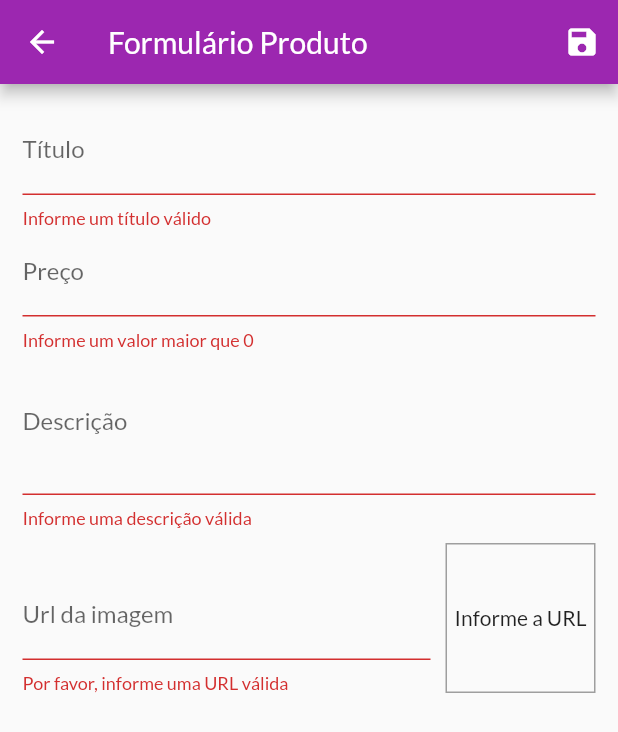
After one commit to andersonHSM/flutter-shoping-app, a Flutter app: the ProductFormScreen screen opened by its route, after a tap on the "save" icon, on a phone screen of 412 x 824 dp. The commit adds this screen. Shown: the top 732 px of the screen. Run offline on Flutter 3.47's test engine with Material 2 defaults, Android fonts, the phone set to English and light mode, and no system bars; network calls fail.

Commit message:
Gerenciando formulários e produtos

```diff
--- a/lib/providers/product.dart
+++ b/lib/providers/product.dart
@@ -9,7 +9,7 @@ class Product with ChangeNotifier {
   bool isFavorite;
 
   Product({
-    @required this.id,
+    this.id,
     @required this.title,
     @required this.description,
     @required this.price,
--- a/lib/providers/products_provider.dart
+++ /dev/null
@@ -1,39 +0,0 @@
-import 'package:flutter/material.dart';
-
-import 'package:shopping_app/providers/product.dart';
-
-import 'package:shopping_app/data/DUMMY_DATA.dart';
-
-class ProductsProvider with ChangeNotifier {
-  List<Product> _items = DUMMY_PRODUCTS;
-
-  List<Product> get items => [..._items];
-
-  List<Product> get favoriteItems {
-    return _items.where((prod) => prod.isFavorite).toList();
-  }
-
-  void addProduct(Product product) {
-    _items.add(product);
-    notifyListeners();
-  }
-}
-
-// List<Product> get items {
-//   if (_showFavoriteOnly) {
-//     return _items.where((product) => product.isFavorite).toList();
-//   }
-
-//   return [..._items];
-// }
-
-// bool _showFavoriteOnly = false;
-// void showFavoriteOnly() {
-//   _showFavoriteOnly = true;
-//   notifyListeners();
-// }
-
-// void showAll() {
-//   _showFavoriteOnly = false;
-//   notifyListeners();
-// }
--- a/lib/utils/app_routes.dart
+++ b/lib/utils/app_routes.dart
@@ -3,4 +3,6 @@ class AppRoutes {
   static const String PRODUCT_DETAIL = '/product-detail';
   static const String CART = '/cart';
   static const String ORDERS = '/orders';
+  static const String PRODUCTS = '/products';
+  static const String PRODUCT_FORM = '/product-form';
 }
--- /dev/null
+++ b/lib/views/product_form_screen.dart
@@ -0,0 +1,222 @@
+import 'dart:math';
+
+import 'package:flutter/material.dart';
+import 'package:flutter/services.dart';
+import 'package:provider/provider.dart';
+import 'package:shopping_app/providers/product.dart';
+import 'package:shopping_app/providers/products.dart';
+
+class ProductFormScreen extends StatefulWidget {
+  @override
+  _ProductFormScreenState createState() => _ProductFormScreenState();
+}
+
+class _ProductFormScreenState extends State<ProductFormScreen> {
+  final _priceFocusNode = FocusNode();
+  final _descriptionFocusNode = FocusNode();
+  final _imageUrlFocusNode = FocusNode();
+
+  final _imageUrlController = TextEditingController();
+
+  final _form = GlobalKey<FormState>();
+  final _formData = Map<String, Object>();
+
+  @override
+  void initState() {
+    super.initState();
+    _imageUrlFocusNode.addListener(_updateImageUrl);
+  }
+
+  @override
+  void didChangeDependencies() {
+    super.didChangeDependencies();
+
+    if (_formData.isEmpty) {
+      final product = ModalRoute.of(context).settings.arguments as Product;
+
+      if (product != null) {
+        _formData['id'] = product.id;
+        _formData['title'] = product.title;
+        _formData['description'] = product.description;
+        _formData['imageUrl'] = product.imageUrl;
+        _formData['price'] = product.price.toStringAsFixed(2);
+
+        _imageUrlController.text = product.imageUrl;
+      } else {
+        _formData['price'] = '';
+      }
+    }
+  }
+
+  void _updateImageUrl() {
+    bool isValid = this._form.currentState.validate();
+    if (!isValid) {
+      return;
+    }
+    setState(() {});
+  }
+
+  bool isImageUrlValid(String url) {
+    bool isValidProtocol = url.toLowerCase().startsWith('http://') ||
+        url.toLowerCase().startsWith('https://');
+
+    bool endsWithPngJpgJpeg = url.toLowerCase().endsWith('.jpg') ||
+        url.toLowerCase().endsWith('.jpeg') ||
+        url.toLowerCase().endsWith('.pgn');
+
+    return isValidProtocol && endsWithPngJpgJpeg;
+  }
+
+  _saveForm() {
+    var isValid = _form.currentState.validate();
+    if (!isValid) {
+      return;
+    }
+    _form.currentState.save();
+    final newProduct = Product(
+      id: _formData['id'],
+      title: _formData['title'],
+      description: _formData['description'],
+      price: _formData['price'],
+      imageUrl: _formData['imageUrl'],
+    );
+
+    final _products = Provider.of<Products>(context, listen: false);
+
+    if (_formData['id'] == null) {
+      _products.addProduct(newProduct);
+    } else {
+      _products.updateProduct(newProduct);
+    }
+    Navigator.of(context).pop();
+  }
+
+  @override
+  void dispose() {
+    super.dispose();
+    _priceFocusNode.dispose();
+    _descriptionFocusNode.dispose();
+    _imageUrlFocusNode.dispose();
+  }
+
+  @override
+  Widget build(BuildContext context) {
+    return Scaffold(
+      appBar: AppBar(
+        title: Text('Formulário Produto'),
+        actions: <Widget>[
+          IconButton(icon: Icon(Icons.save), onPressed: _saveForm)
+        ],
+      ),
+      body: Padding(
+        padding: const EdgeInsets.all(15.0),
+        child: Form(
+          key: _form,
+          child: ListView(
+            children: <Widget>[
+              TextFormField(
+                initialValue: _formData['title'],
+                decoration: InputDecoration(labelText: 'Título'),
+                textInputAction: TextInputAction.next,
+                onFieldSubmitted: (_) {
+                  FocusScope.of(context).requestFocus(_priceFocusNode);
+                },
+                onSaved: (value) {
+                  _formData['title'] = value;
+                },
+                validator: (value) {
+                  if (value.trim().isEmpty) {
+                    return 'Informe um título válido';
+                  }
+                  return null;
+                },
+              ),
+              TextFormField(
+                initialValue: _formData['price'].toString(),
+                decoration: InputDecoration(labelText: 'Preço'),
+                textInputAction: TextInputAction.next,
+                keyboardType: TextInputType.numberWithOptions(decimal: true),
+                focusNode: _priceFocusNode,
+                onFieldSubmitted: (_) {
+                  FocusScope.of(context).requestFocus(_descriptionFocusNode);
+                },
+                onSaved: (value) {
+                  _formData['price'] = double.tryParse(value);
+                },
+                validator: (value) {
+                  if (value.trim().isEmpty || !(double.parse(value) > 0)) {
+                    return 'Informe um valor maior que 0';
+                  }
+                  return null;
+                },
+              ),
+              TextFormField(
+                initialValue: _formData['description'],
+                decoration: InputDecoration(labelText: 'Descrição'),
+                maxLines: 3,
+                keyboardType: TextInputType.multiline,
+                focusNode: _descriptionFocusNode,
+                onSaved: (value) {
+                  _formData['description'] = value;
+                },
+                validator: (value) {
+                  if (value.trim().isEmpty) {
+                    return 'Informe uma descrição válida';
+                  }
+                  return null;
+                },
+              ),
+              Row(
+                crossAxisAlignment: CrossAxisAlignment.end,
+                children: <Widget>[
+                  Expanded(
+                    child: TextFormField(
+                      decoration: InputDecoration(labelText: 'Url da imagem'),
+                      keyboardType: TextInputType.url,
+                      textInputAction: TextInputAction.done,
+                      focusNode: _imageUrlFocusNode,
+                      controller: _imageUrlController,
+                      onFieldSubmitted: (_) {
+                        _saveForm();
+                      },
+                      onSaved: (value) {
+                        _formData['imageUrl'] = value;
+                      },
+                      validator: (value) {
+                        if (!isImageUrlValid(value) || value.trim().isEmpty) {
+                          return 'Por favor, informe uma URL válida';
+                        }
+
+                        return null;
+                      },
+                    ),
+                  ),
+                  Container(
+                    margin: EdgeInsets.only(top: 10, left: 10),
+                    width: 100,
+                    height: 100,
+                    decoration: BoxDecoration(
+                      border: Border.all(
+                        color: Colors.grey,
+                        width: 1,
+                      ),
+                    ),
+                    alignment: Alignment.center,
+                    child: _imageUrlController.text.isEmpty
+                        ? Text('Informe a URL')
+                        : FittedBox(
+                            child: Image.network(
+                              _imageUrlController.text,
+                              fit: BoxFit.cover,
+                            ),
+                          ),
+                  )
+                ],
+              )
+            ],
+          ),
+        ),
+      ),
+    );
+  }
+}
```
Also changed, not shown: lib/main.dart (+6 -2 lines), lib/providers/products.dart (added, +76 -0 lines), lib/views/products_screen.dart (added, +42 -0 lines), lib/widgets/app_drawer.dart (+7 -0 lines), lib/widgets/product_grid.dart (+4 -4 lines), lib/widgets/product_grid_item.dart (added, +66 -0 lines), lib/widgets/product_item.dart (+55 -42 lines).
